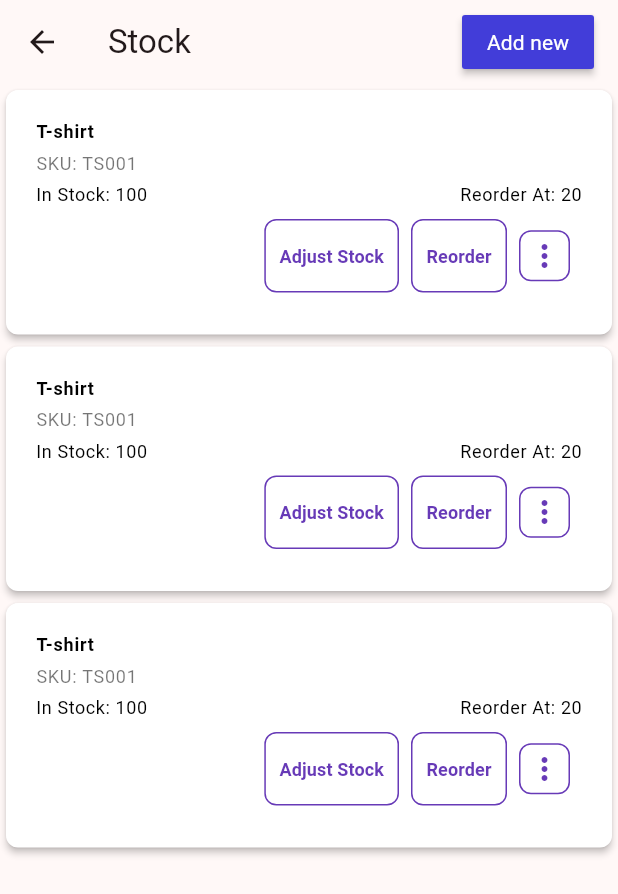
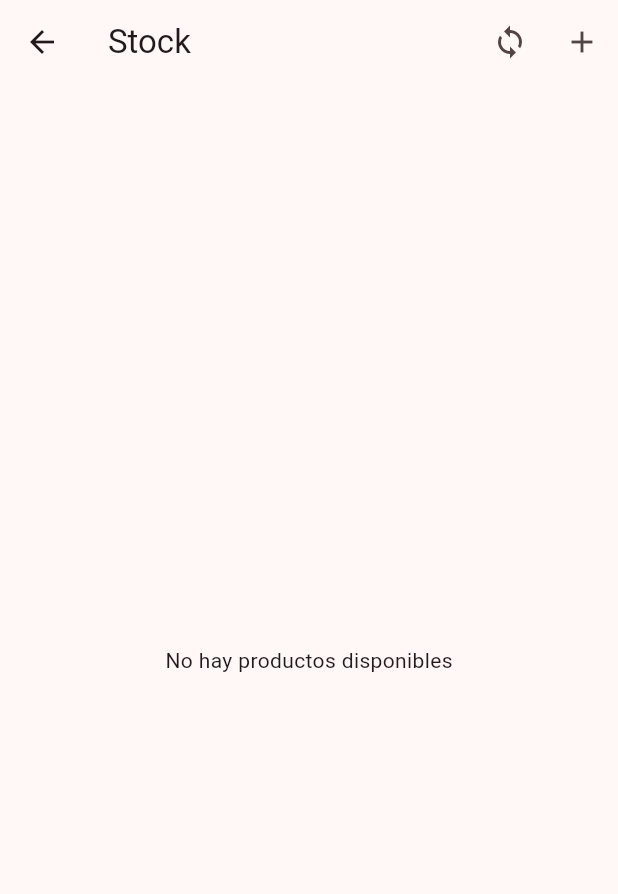
Before and after one commit to DanildZambrana/sales_app, a Flutter app: the StockPage screen opened directly, on a phone screen of 412 x 824 dp. Shown: the top 894 px of the screen. Run offline on Flutter 3.47's test engine with Material 3 defaults, Android fonts, the phone set to English and light mode, and no system bars; our stand-ins replace drift; accounts and stored records are empty; generated files the repository leaves out were written again.

Commit message:
feat: add product management functionality
Integrates product management features including creation, update, and deletion through a new `ProductsForm` screen. Added `ProductProvider` for state management and implemented custom form fields for dynamic input handling. Improved the stock screen to dynamically display products with corresponding actions.

```diff
--- a/lib/screens/stock.dart
+++ b/lib/screens/stock.dart
@@ -1,11 +1,79 @@
 import 'package:flutter/material.dart';
+import 'package:provider/provider.dart';
 import 'package:sales_app/components/card_with_buttons_component.dart';
 import 'package:sales_app/components/outline_button_component.dart';
+import 'package:sales_app/providers/product_provider.dart';
+import 'package:sales_app/providers/provider_state.dart';
+import 'package:sales_app/screens/products_form.dart';
 
 class StockPage extends StatelessWidget {
   const StockPage({super.key});
 
-  //Todo define real object types
+  static const unknownErrorText = "Ocurrió un error desconocido";
+
+  Widget buildLoadingView() {
+    return const Center(child: CircularProgressIndicator());
+  }
+
+  Widget buildErrorView(ProductProvider productProvider) {
+    return Center(
+      child: Column(
+        mainAxisAlignment: MainAxisAlignment.center,
+        children: [
+          Text(
+            productProvider.errorMessage ?? unknownErrorText,
+            textAlign: TextAlign.center,
+            style: const TextStyle(color: Colors.red, fontSize: 16),
+          ),
+          const SizedBox(height: 16),
+          ElevatedButton(
+            onPressed: () => productProvider.loadProducts(),
+            child: const Text("Reintentar"),
+          ),
+        ],
+      ),
+    );
+  }
+
+  Widget buildEmptyProductsView() {
+    return const Center(child: Text("No hay productos disponibles"));
+  }
+
+  Widget createProductsList(
+      ProductProvider productProvider, BuildContext context) {
+    return SingleChildScrollView(
+      child: Column(
+        children: productProvider.products.map((product) {
+          return CardWithButtons(
+              cardTitle: product.name,
+              cardSubtitle: product.category,
+              startValue: product.stock.toString(),
+              endValue: product.price.toString(),
+              actionButtons: [
+                OutlineButtonComponent(
+                  text: "Editar",
+                  onPressed: () {
+                    showModalBottomSheet(
+                        context: context,
+                        builder: (context) => ProductsForm(
+                              productData: product,
+                            ));
+                  },
+                  color: Colors.deepPurple,
+                ),
+                OutlineButtonComponent(
+                  text: "Eliminar",
+                  onPressed: () {
+                    productProvider.deleteProduct(product);
+                  },
+                  color: Colors.deepPurple,
+                ),
+              ]);
+        }).toList(),
+      ),
+    );
+  }
+
   PopupMenuButton<String> _buildPopOverItem(dynamic object) {
     return PopupMenuButton<String>(
       itemBuilder: (BuildContext context) => [
@@ -46,80 +114,45 @@ class StockPage extends StatelessWidget {
     );
   }
 
+  Widget buildProductProviderBody(
+      ProductProvider productProvider, BuildContext context) {
+    switch (productProvider.state) {
+      case ProviderState.loading:
+        return buildLoadingView();
+
+      case ProviderState.error:
+        return buildErrorView(productProvider);
+      case ProviderState.loaded:
+        return productProvider.products.isEmpty
+            ? buildEmptyProductsView()
+            : createProductsList(productProvider, context);
+    }
+  }
+
   @override
   Widget build(BuildContext context) {
+    final productProvider = Provider.of<ProductProvider>(context);
+
     return Scaffold(
       appBar: AppBar(
         title: const Text("Stock"),
         actions: [
-          Padding(
-              padding: const EdgeInsets.only(right: 16.0),
-              child: MaterialButton(
-                onPressed: () {},
-                color: const Color(0xFF423DD9),
-                textColor: Colors.white,
-                child: const Text(
-                  "Add new",
-                  style: TextStyle(
-                      color: Colors.white, fontWeight: FontWeight.normal),
-                ),
-              )),
+          IconButton(
+            icon: const Icon(Icons.sync),
+            onPressed: () {
+              productProvider.loadProducts();
+            },
+          ),
+          IconButton(
+              icon: const Icon(Icons.add),
+              onPressed: () {
+                showModalBottomSheet(
+                    context: context,
+                    builder: (context) => const ProductsForm());
+              })
         ],
       ),
-      body: SingleChildScrollView(
-        child: Column(
-          children: [
-            CardWithButtons(
-                cardTitle: "T-shirt",
-                cardSubtitle: "SKU: TS001",
-                startValue: "In Stock: 100",
-                endValue: "Reorder At: 20",
-                actionButtons: [
-                  OutlineButtonComponent(
-                      text: "Adjust Stock",
-                      onPressed: () {},
-                      color: Colors.deepPurple),
-                  OutlineButtonComponent(
-                      text: "Reorder",
-                      onPressed: () {},
-                      color: Colors.deepPurple),
-                  _buildPopOverItem('first'),
-                ]),
-            CardWithButtons(
-                cardTitle: "T-shirt",
-                cardSubtitle: "SKU: TS001",
-                startValue: "In Stock: 100",
-                endValue: "Reorder At: 20",
-                actionButtons: [
-                  OutlineButtonComponent(
-                      text: "Adjust Stock",
-                      onPressed: () {},
-                      color: Colors.deepPurple),
-                  OutlineButtonComponent(
-                      text: "Reorder",
-                      onPressed: () {},
-                      color: Colors.deepPurple),
-                  _buildPopOverItem('second'),
-                ]),
-            CardWithButtons(
-                cardTitle: "T-shirt",
-                cardSubtitle: "SKU: TS001",
-                startValue: "In Stock: 100",
-                endValue: "Reorder At: 20",
-                actionButtons: [
-                  OutlineButtonComponent(
-                      text: "Adjust Stock",
-                      onPressed: () {},
-                      color: Colors.deepPurple),
-                  OutlineButtonComponent(
-                      text: "Reorder",
-                      onPressed: () {},
-                      color: Colors.deepPurple),
-                  _buildPopOverItem('third'),
-                ]),
-          ],
-        ),
-      ),
+      body: buildProductProviderBody(productProvider, context),
     );
   }
 }
```
Also changed, not shown: lib/components/custom_form_field.dart (added, +67 -0 lines), lib/main.dart (+10 -3 lines), lib/screens/products_form.dart (added, +59 -0 lines).
